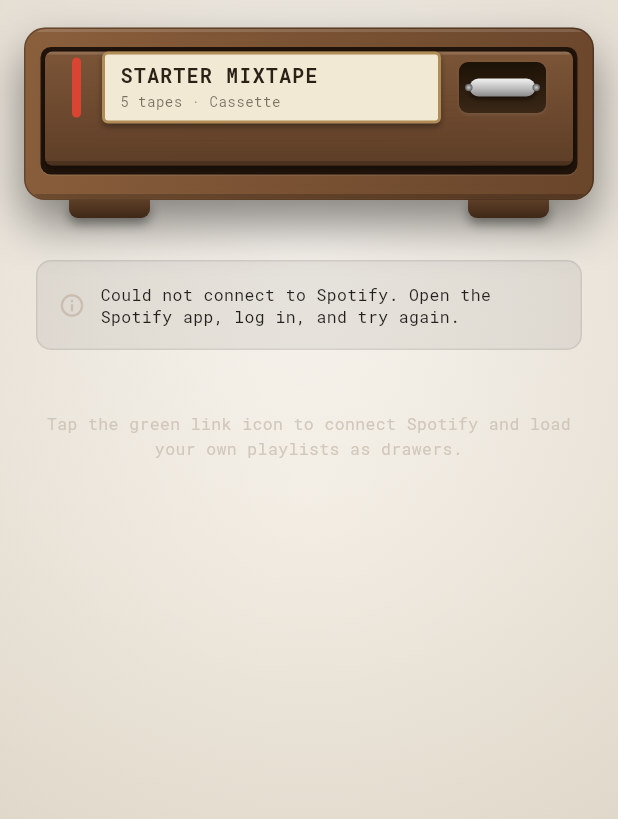
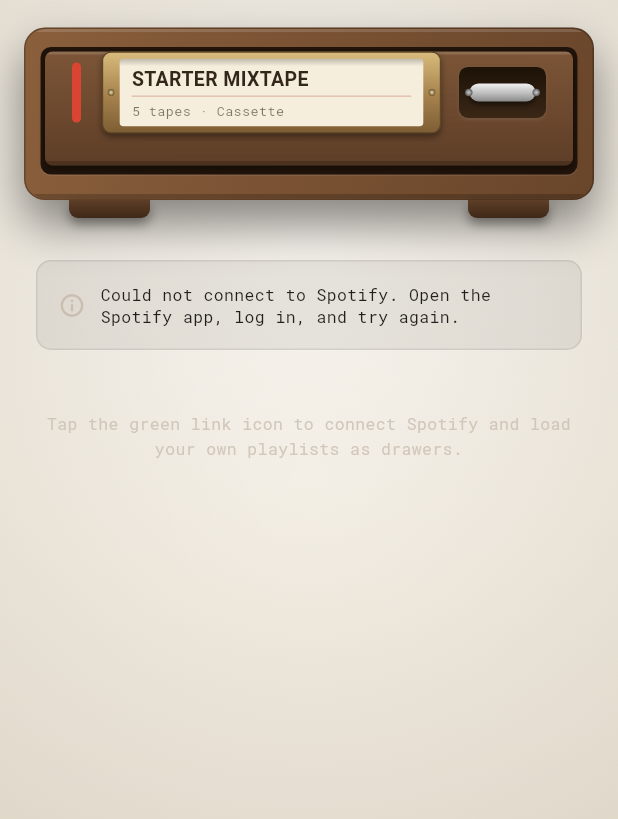
Before and after one commit to AvYour/cassette-tape-player, a Flutter app: the screen it shows after launch, on a phone screen of 412 x 824 dp, the part 133-952 px from its top. Run offline on Flutter 3.47's test engine with Material 3 defaults, Android fonts, the light colour scheme and no system bars; our stand-ins replace audioplayers, dio, flutter_dotenv, flutter_secure_storage, google_fonts, js and 3 more; missing offline and left inert: dart:html; generated files the repository leaves out were written again.

Commit message:
Make the drawer label a real card-catalog holder
Replace the flat gold-outlined label with a bevelled brass frame screwed to
the drawer face, holding a typewritten paper card that tucks under the
frame's top lip (inner shadow), with an index-card red rule.

```diff
--- a/lib/widgets/cabinet_drawer.dart
+++ b/lib/widgets/cabinet_drawer.dart
@@ -127,53 +127,11 @@
                       ),
                     ),
                     const SizedBox(width: 14),
-                    // A card in a brass label holder, like a real card-catalog
-                    // drawer — the label is paper, not paint on the wood.
+                    // A paper card in a brass card-catalog holder.
                     Expanded(
-                      child: Container(
-                        padding: const EdgeInsets.symmetric(
-                            horizontal: 10, vertical: 5),
-                        decoration: BoxDecoration(
-                          color: const Color(0xFFF2E9D4),
-                          borderRadius: BorderRadius.circular(4),
-                          border: Border.all(
-                              color: const Color(0xFFB08D57), width: 2),
-                          boxShadow: [
-                            BoxShadow(
-                              color: Colors.black.withValues(alpha: 0.35),
-                              blurRadius: 3,
-                              offset: const Offset(0, 2),
-                            ),
-                          ],
-                        ),
-                        child: Column(
-                          mainAxisSize: MainAxisSize.min,
-                          crossAxisAlignment: CrossAxisAlignment.start,
-                          children: [
-                            Text(
-                              playlist.name.toUpperCase(),
-                              maxLines: 1,
-                              overflow: TextOverflow.ellipsis,
-                              style: GoogleFonts.robotoMono(
-                                fontSize: 13,
-                                fontWeight: FontWeight.bold,
-                                color: const Color(0xFF2C2117),
-                                letterSpacing: 1,
-                              ),
-                            ),
-                            const SizedBox(height: 1),
-                            Text(
-                              _subtitle,
-                              maxLines: 1,
-                              overflow: TextOverflow.ellipsis,
-                              style: GoogleFonts.robotoMono(
-                                fontSize: 9.5,
-                                color: const Color(0xFF2C2117)
-                                    .withValues(alpha: 0.6),
-                              ),
-                            ),
-                          ],
-                        ),
+                      child: _BrassLabelHolder(
+                        title: playlist.name.toUpperCase(),
+                        subtitle: _subtitle,
                       ),
                     ),
                     const SizedBox(width: 12),
@@ -188,6 +146,126 @@
       ),
     );
   }
+}
+
+/// A card-catalog label holder: a bevelled brass frame screwed to the drawer,
+/// with a typewritten paper card slipped in behind it. The card tucks UNDER
+/// the frame (inner shadow along the top) instead of floating on the wood.
+class _BrassLabelHolder extends StatelessWidget {
+  final String title;
+  final String subtitle;
+
+  const _BrassLabelHolder({required this.title, required this.subtitle});
+
+  static const Color _ink = Color(0xFF33261A);
+
+  @override
+  Widget build(BuildContext context) {
+    return Container(
+      decoration: BoxDecoration(
+        borderRadius: BorderRadius.circular(6),
+        // Bevelled brass: catches light on top, shades toward the bottom.
+        gradient: const LinearGradient(
+          begin: Alignment.topCenter,
+          end: Alignment.bottomCenter,
+          colors: [Color(0xFFD9BC7D), Color(0xFFA5814C), Color(0xFF7C5D33)],
+          stops: [0.0, 0.55, 1.0],
+        ),
+        border: Border.all(color: const Color(0xFF5E4726), width: 0.8),
+        boxShadow: [
+          BoxShadow(
+            color: Colors.black.withValues(alpha: 0.4),
+            blurRadius: 3,
+            offset: const Offset(0, 2),
+          ),
+        ],
+      ),
+      // Wider side rails leave room for the mounting screws.
+      padding: const EdgeInsets.fromLTRB(11, 4, 11, 4),
+      child: Stack(
+        clipBehavior: Clip.none,
+        children: [
+          // The paper card.
+          Container(
+            width: double.infinity,
+            padding: const EdgeInsets.symmetric(horizontal: 8, vertical: 4),
+            decoration: BoxDecoration(
+              color: const Color(0xFFF6EEDC),
+              borderRadius: BorderRadius.circular(2.5),
+            ),
+            child: Column(
+              mainAxisSize: MainAxisSize.min,
+              crossAxisAlignment: CrossAxisAlignment.start,
+              children: [
+                Text(
+                  title,
+                  maxLines: 1,
+                  overflow: TextOverflow.ellipsis,
+                  style: GoogleFonts.specialElite(
+                    fontSize: 13,
+                    fontWeight: FontWeight.bold,
+                    color: _ink,
+                  ),
+                ),
+                const SizedBox(height: 1.5),
+                // The red rule of an index card.
+                Container(height: 1, color: const Color(0x40A33D2E)),
+                const SizedBox(height: 2.5),
+                Text(
+                  subtitle,
+                  maxLines: 1,
+                  overflow: TextOverflow.ellipsis,
+                  style: GoogleFonts.robotoMono(
+                    fontSize: 9,
+                    color: _ink.withValues(alpha: 0.6),
+                  ),
+                ),
+              ],
+            ),
+          ),
+          // The card is slipped in behind the frame: shadow along the top lip.
+          Positioned(
+            top: 0,
+            left: 0,
+            right: 0,
+            height: 5,
+            child: IgnorePointer(
+              child: DecoratedBox(
+                decoration: BoxDecoration(
+                  borderRadius:
+                      const BorderRadius.vertical(top: Radius.circular(2.5)),
+                  gradient: LinearGradient(
+                    begin: Alignment.topCenter,
+                    end: Alignment.bottomCenter,
+                    colors: [
+                      Colors.black.withValues(alpha: 0.22),
+                      Colors.transparent,
+                    ],
+                  ),
+                ),
+              ),
+            ),
+          ),
+          // Mounting screws on the side rails.
+          Positioned(left: -8, top: 0, bottom: 0, child: _screw()),
+          Positioned(right: -8, top: 0, bottom: 0, child: _screw()),
+        ],
+      ),
+    );
+  }
+
+  Widget _screw() => Center(
+        child: Container(
+          width: 4.5,
+          height: 4.5,
+          decoration: const BoxDecoration(
+            shape: BoxShape.circle,
+            gradient: RadialGradient(
+              colors: [Color(0xFFEADFB9), Color(0xFF6B5227)],
+            ),
+          ),
+        ),
+      );
 }
 
 /// A recessed drawer cup handle: dark inset well, brushed-metal bar, two screws.
```
